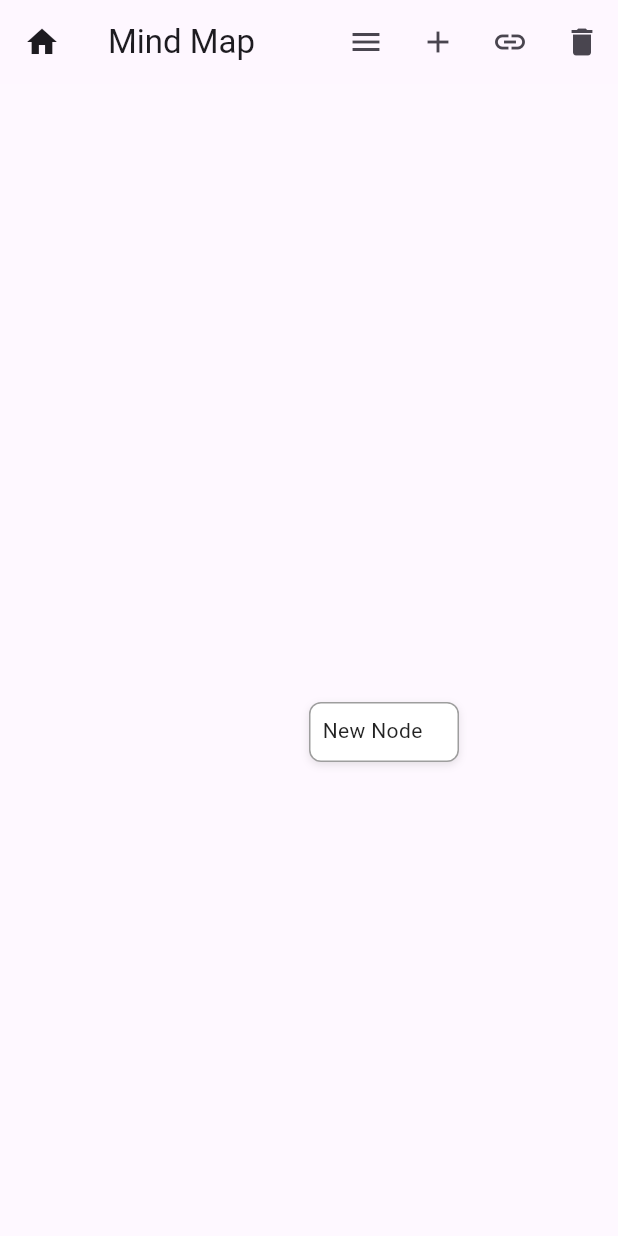
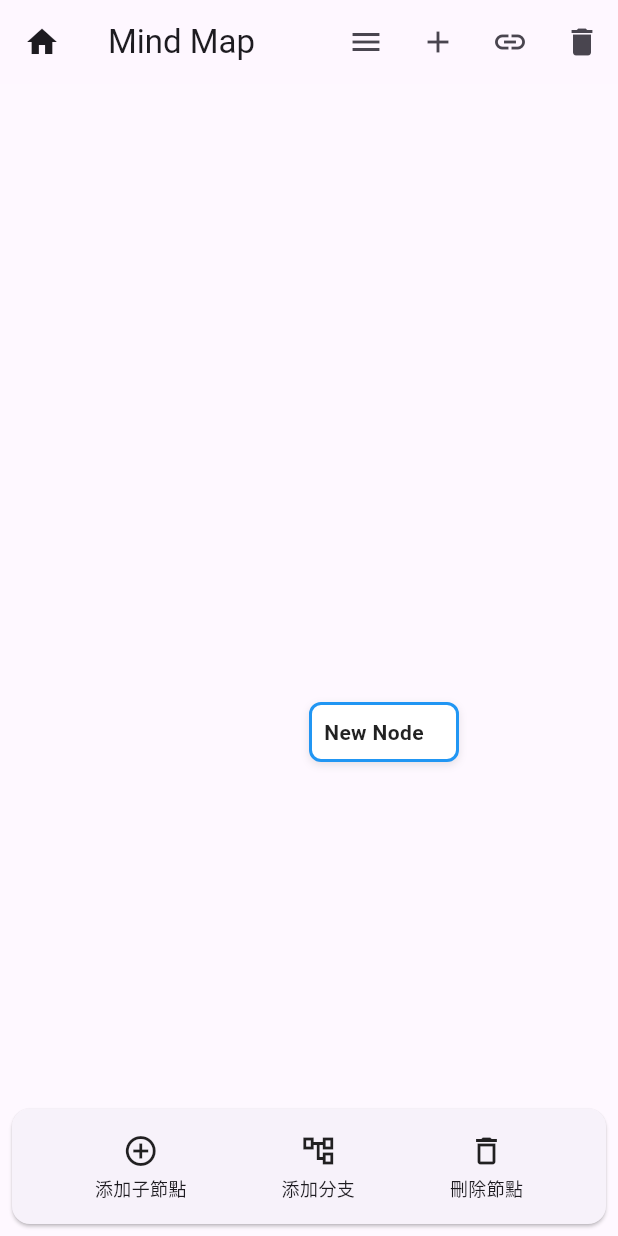
Before and after one commit to JasonHungApp/flutter_mindmap_app, a Flutter app: the MindMapScreen screen opened directly, after a tap on the "add" icon, on a phone screen of 412 x 824 dp. Run offline on Flutter 3.47's test engine with Material 3 defaults, Android fonts, the phone set to English and light mode, and no system bars; our stand-ins replace file_picker, share_plus.

Commit message:
鍵盤上方工具列建立3個按鍵。增加子節點、增加分支、刪除節點。

```diff
--- a/lib/providers/mind_map_provider.dart
+++ b/lib/providers/mind_map_provider.dart
@@ -17,14 +17,24 @@ class MindMapProvider with ChangeNotifier {
   MindMapNode? get selectedNode => _selectedNode;
   String? get connectionStartNodeId => _connectionStartNodeId;
 
-  void addNode(String text, double x, double y) {
+  void addNode(String text, double x, double y, {String? parentId}) {
+    final nodeId = _uuid.v4();
     final node = MindMapNode(
-      id: _uuid.v4(),
+      id: nodeId,
       text: text,
       x: x,
       y: y,
     );
     _nodes.add(node);
+
+    // 如果指定了父节点，创建连接
+    if (parentId != null) {
+      addConnection(parentId, nodeId);
+    }
+
+    // 选中新创建的节点
+    selectNode(nodeId);
+
     notifyListeners();
   }
 
--- a/lib/screens/mind_map_screen.dart
+++ b/lib/screens/mind_map_screen.dart
@@ -154,7 +154,9 @@ class _MindMapScreenState extends State<MindMapScreen> {
       ),
       body: Consumer<MindMapProvider>(
         builder: (context, provider, child) {
-          return LayoutBuilder(
+          return Stack(
+            children: [
+              LayoutBuilder(
                 builder: (context, constraints) {
                   return InteractiveViewer(
                     boundaryMargin: const EdgeInsets.all(100),
@@ -203,9 +205,94 @@ class _MindMapScreenState extends State<MindMapScreen> {
                     ),
                   );
                 },
+              ),
+              if (provider.selectedNode != null)
+                Positioned(
+                  left: 0,
+                  right: 0,
+                  bottom: MediaQuery.of(context).viewInsets.bottom + 8,
+                  child: Card(
+                    margin: const EdgeInsets.symmetric(horizontal: 8),
+                    child: Padding(
+                      padding: const EdgeInsets.all(8.0),
+                      child: Row(
+                        mainAxisAlignment: MainAxisAlignment.spaceEvenly,
+                        children: [
+                          _ToolbarButton(
+                            icon: Icons.add_circle_outline,
+                            label: '添加子節點',
+                            onPressed: () {
+                              final selectedNode = provider.selectedNode!;
+                              // 在选中节点的右侧添加新节点
+                              provider.addNode(
+                                '新節點',
+                                selectedNode.x + 150,
+                                selectedNode.y,
+                                parentId: selectedNode.id,
+                              );
+                            },
+                          ),
+                          _ToolbarButton(
+                            icon: Icons.account_tree_outlined,
+                            label: '添加分支',
+                            onPressed: () {
+                              final selectedNode = provider.selectedNode!;
+                              // 在选中节点的下方添加新节点
+                              provider.addNode(
+                                '新分支',
+                                selectedNode.x,
+                                selectedNode.y + 100,
+                                parentId: selectedNode.id,
+                              );
+                            },
+                          ),
+                          _ToolbarButton(
+                            icon: Icons.delete_outline,
+                            label: '刪除節點',
+                            onPressed: () {
+                              provider.deleteNode(provider.selectedNode!.id);
+                            },
+                          ),
+                        ],
+                      ),
+                    ),
+                  ),
+                ),
+            ],
           );
         },
       ),
     );
   }
 }
+
+class _ToolbarButton extends StatelessWidget {
+  final IconData icon;
+  final String label;
+  final VoidCallback onPressed;
+
+  const _ToolbarButton({
+    required this.icon,
+    required this.label,
+    required this.onPressed,
+  });
+
+  @override
+  Widget build(BuildContext context) {
+    return InkWell(
+      onTap: onPressed,
+      borderRadius: BorderRadius.circular(8),
+      child: Padding(
+        padding: const EdgeInsets.symmetric(horizontal: 16, vertical: 8),
+        child: Column(
+          mainAxisSize: MainAxisSize.min,
+          children: [
+            Icon(icon),
+            const SizedBox(height: 4),
+            Text(label, style: const TextStyle(fontSize: 12)),
+          ],
+        ),
+      ),
+    );
+  }
+}
```
Lines whose indentation alone changed are shown as unchanged.
